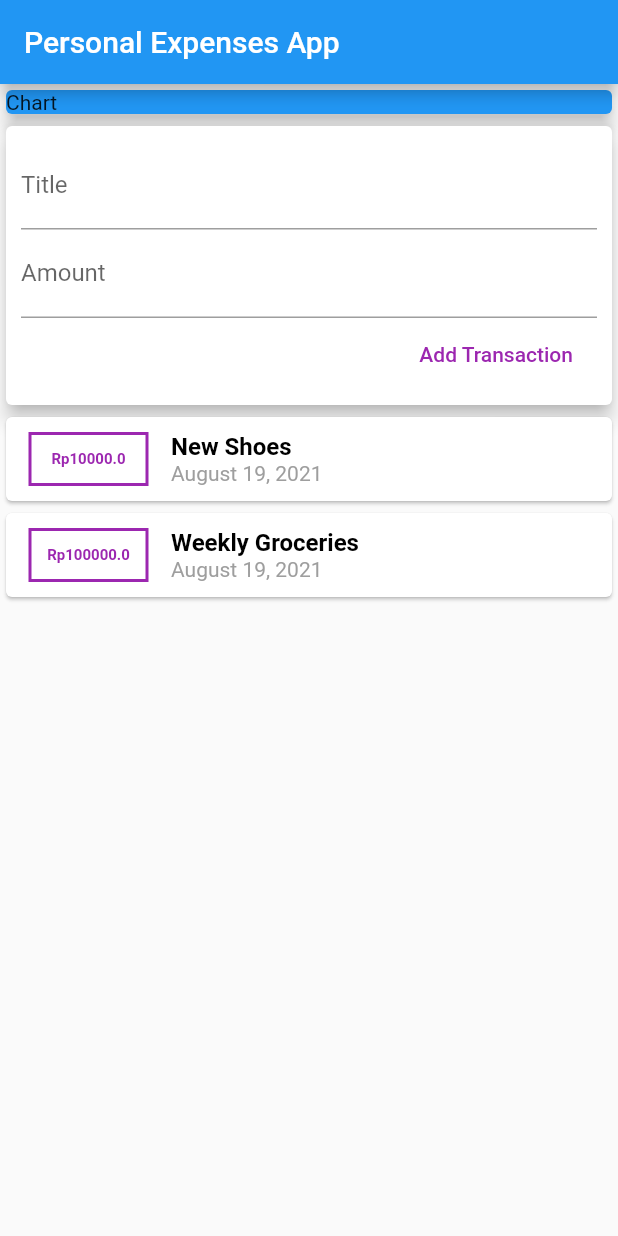
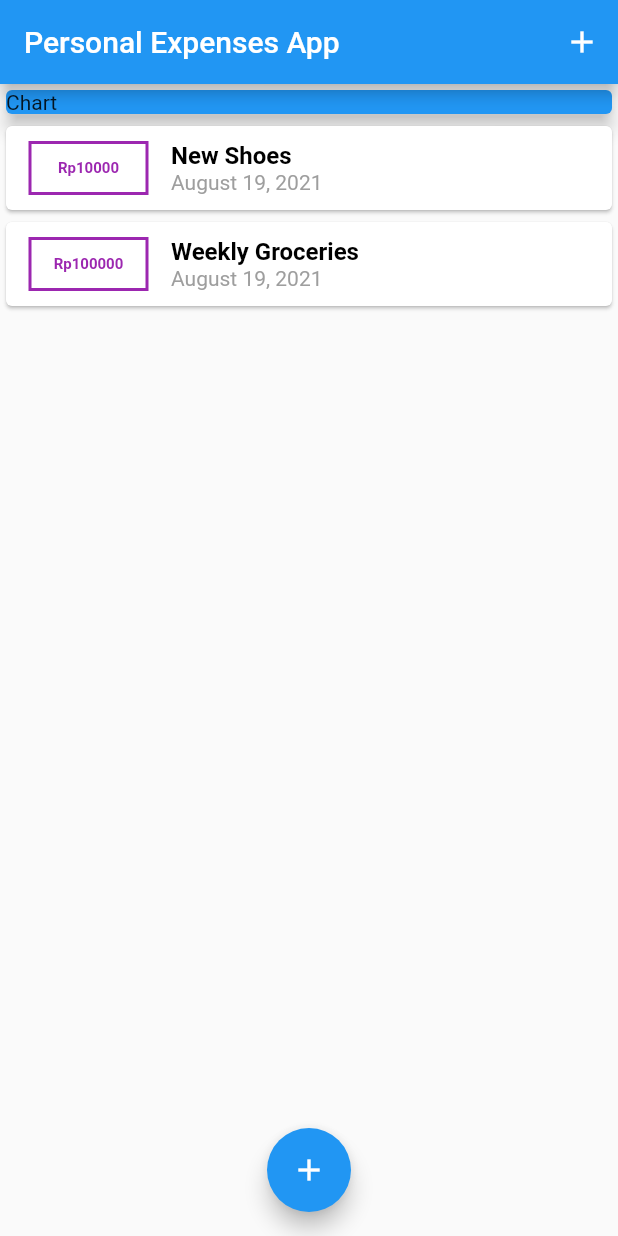
Before and after one commit to Barragan17/Flutter-Projects, a Flutter app: the screen it shows after launch, on a phone screen of 412 x 824 dp. Run offline on Flutter 3.47's test engine with Material 2 defaults, Android fonts, the phone set to English and light mode, and no system bars.

Commit message:
Styling Otw Kelar

```diff
--- a/Personal_Expenses_App/lib/main.dart
+++ b/Personal_Expenses_App/lib/main.dart
@@ -1,5 +1,7 @@
-import 'package:Personal_Expenses_App/widget/user_transaction.dart';
+import 'package:Personal_Expenses_App/widget/new_transaction.dart';
+import 'package:Personal_Expenses_App/widget/transaction_list.dart';
 import 'package:flutter/material.dart';
+import './model/transaction.dart';
 
 void main() {
   runApp(MyApp());
@@ -15,18 +17,65 @@ class MyApp extends StatelessWidget {
   }
 }
 
-class MyHomePage extends StatelessWidget {
+class MyHomePage extends StatefulWidget {
   // late String titleInput;
   // late String amountInput;
 
+  @override
+  _MyHomePageState createState() => _MyHomePageState();
+}
+
+class _MyHomePageState extends State<MyHomePage> {
   final titleConrtroller = TextEditingController();
   final amountController = TextEditingController();
+  final List<Transaction> _userTransaction = [
+    Transaction(
+      id: 't1',
+      title: 'New Shoes',
+      amount: 10000,
+      date: DateTime.now(),
+    ),
+    Transaction(
+        id: 't2',
+        title: 'Weekly Groceries',
+        amount: 100000,
+        date: DateTime.now()),
+  ];
+
+  void _addNewTransaction(String txTitle, double txAmount) {
+    final newTx = Transaction(
+      id: DateTime.now().toString(),
+      title: txTitle,
+      amount: txAmount,
+      date: DateTime.now(),
+    );
+
+    setState(() {
+      _userTransaction.add(newTx);
+    });
+  }
+
+  void _startAddNewTransaction(BuildContext ctx) {
+    showModalBottomSheet(
+        context: ctx,
+        builder: (_) {
+          return NewTransaction(_addNewTransaction);
+        });
+  }
 
   @override
   Widget build(BuildContext context) {
     return Scaffold(
       appBar: AppBar(
         title: Text('Personal Expenses App'),
+        actions: [
+          IconButton(
+            onPressed: () {
+              _startAddNewTransaction(context);
+            },
+            icon: Icon(Icons.add),
+          ),
+        ],
       ),
       body: SingleChildScrollView(
         child: Column(
@@ -41,9 +90,16 @@ class MyHomePage extends StatelessWidget {
                 child: Text('Chart'),
               ),
             ),
-            UserTransactions(),
+            TransactionList(_userTransaction),
           ],
         ),
+      ),
+      floatingActionButtonLocation: FloatingActionButtonLocation.centerFloat,
+      floatingActionButton: FloatingActionButton(
+        child: Icon(Icons.add),
+        onPressed: () {
+          _startAddNewTransaction(context);
+        },
       ),
     );
   }
--- a/Personal_Expenses_App/lib/widget/transaction_list.dart
+++ b/Personal_Expenses_App/lib/widget/transaction_list.dart
@@ -29,7 +29,7 @@ class TransactionList extends StatelessWidget {
                   padding: EdgeInsets.fromLTRB(5, 10, 5, 10),
                   child: Text(
                     // String Interpolation
-                    'Rp${_userTransaction[index].amount}',
+                    'Rp${_userTransaction[index].amount.toStringAsFixed(0)}',
                     style: TextStyle(
                       fontWeight: FontWeight.bold,
                       fontSize: 10,
--- a/Personal_Expenses_App/lib/widget/user_transaction.dart
+++ /dev/null
@@ -1,50 +0,0 @@
-import 'dart:math';
-
-import 'package:Personal_Expenses_App/widget/new_transaction.dart';
-import 'package:Personal_Expenses_App/widget/transaction_list.dart';
-import 'package:flutter/material.dart';
-import '../model/transaction.dart';
-
-class UserTransactions extends StatefulWidget {
-  @override
-  _UserTransactionsState createState() => _UserTransactionsState();
-}
-
-class _UserTransactionsState extends State<UserTransactions> {
-  final List<Transaction> _userTransaction = [
-    Transaction(
-      id: 't1',
-      title: 'New Shoes',
-      amount: 10000,
-      date: DateTime.now(),
-    ),
-    Transaction(
-        id: 't2',
-        title: 'Weekly Groceries',
-        amount: 100000,
-        date: DateTime.now()),
-  ];
-
-  void addNewTransaction(String txTitle, double txAmount) {
-    final newTx = Transaction(
-      id: DateTime.now().toString(),
-      title: txTitle,
-      amount: txAmount,
-      date: DateTime.now(),
-    );
-
-    setState(() {
-      _userTransaction.add(newTx);
-    });
-  }
-
-  @override
-  Widget build(BuildContext context) {
-    return Column(
-      children: [
-        NewTransaction(addNewTransaction),
-        TransactionList(_userTransaction),
-      ],
-    );
-  }
-}
```
Also changed, not shown: Personal_Expenses_App/lib/widget/new_transaction.dart (+12 -6 lines).
